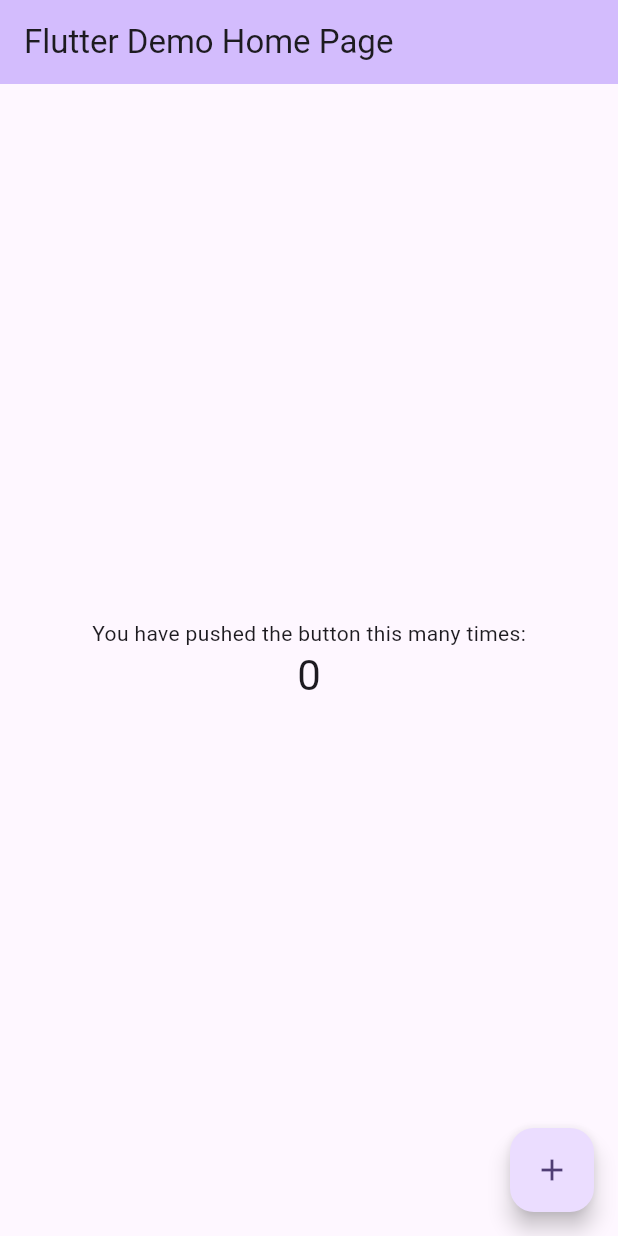
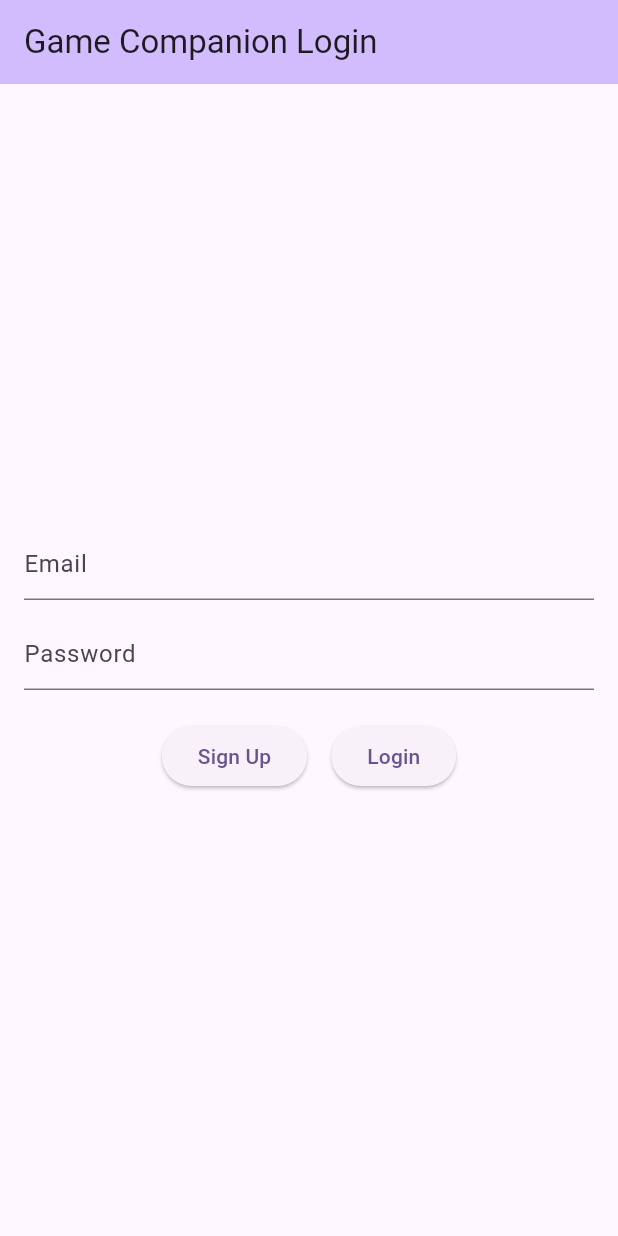
Before and after one commit to mtorresfabela-source/Game-guide-Minecraft, a Flutter app: the screen it shows after launch, on a phone screen of 412 x 824 dp. Run offline on Flutter 3.47's test engine with Material 3 defaults, Android fonts, the light colour scheme and no system bars; our stand-ins replace supabase_flutter; accounts and stored records are empty.

Commit message:
Update main.dart
made main simpler by splitting some code into home_page and chatroom screens

```diff
--- a/lib/main.dart
+++ b/lib/main.dart
@@ -1,122 +1,31 @@
 import 'package:flutter/material.dart';
+import 'package:supabase_flutter/supabase_flutter.dart';
 
-void main() {
+import 'package:game_companion/screens/home_page.dart';   // HomePage
+
+void main() async {
+  WidgetsFlutterBinding.ensureInitialized();
+
+  await Supabase.initialize(
+    url: 'https://xreshwvdbthbnlzoetff.supabase.co',
+    anonKey: 'eyJhbGciOiJIUzI1NiIsInR5cCI6IkpXVCJ9.eyJpc3MiOiJzdXBhYmFzZSIsInJlZiI6InhyZXNod3ZkYnRoYm5sem9ldGZmIiwicm9sZSI6ImFub24iLCJpYXQiOjE3NzQ4MjM1MTIsImV4cCI6MjA5MDM5OTUxMn0.0cfg-I0soHiAPSVfSLlfrj-irIecOnErJy9QZAR5s88',
+  );
+
   runApp(const MyApp());
 }
 
 class MyApp extends StatelessWidget {
   const MyApp({super.key});
 
-  // This widget is the root of your application.
   @override
   Widget build(BuildContext context) {
     return MaterialApp(
       title: 'Flutter Demo',
       theme: ThemeData(
-        // This is the theme of your application.
-        //
-        // TRY THIS: Try running your application with "flutter run". You'll see
-        // the application has a purple toolbar. Then, without quitting the app,
-        // try changing the seedColor in the colorScheme below to Colors.green
-        // and then invoke "hot reload" (save your changes or press the "hot
-        // reload" button in a Flutter-supported IDE, or press "r" if you used
-        // the command line to start the app).
-        //
-        // Notice that the counter didn't reset back to zero; the application
-        // state is not lost during the reload. To reset the state, use hot
-        // restart instead.
-        //
-        // This works for code too, not just values: Most code changes can be
-        // tested with just a hot reload.
-        colorScheme: .fromSeed(seedColor: Colors.deepPurple),
+        colorScheme: ColorScheme.fromSeed(seedColor: Colors.deepPurple),
+        useMaterial3: true,
       ),
-      home: const MyHomePage(title: 'Flutter Demo Home Page'),
+      home: const MyHomePage(title: 'Game Companion Login'),
     );
   }
 }
-
-class MyHomePage extends StatefulWidget {
-  const MyHomePage({super.key, required this.title});
-
-  // This widget is the home page of your application. It is stateful, meaning
-  // that it has a State object (defined below) that contains fields that affect
-  // how it looks.
-
-  // This class is the configuration for the state. It holds the values (in this
-  // case the title) provided by the parent (in this case the App widget) and
-  // used by the build method of the State. Fields in a Widget subclass are
-  // always marked "final".
-
-  final String title;
-
-  @override
-  State<MyHomePage> createState() => _MyHomePageState();
-}
-
-class _MyHomePageState extends State<MyHomePage> {
-  int _counter = 0;
-
-  void _incrementCounter() {
-    setState(() {
-      // This call to setState tells the Flutter framework that something has
-      // changed in this State, which causes it to rerun the build method below
-      // so that the display can reflect the updated values. If we changed
-      // _counter without calling setState(), then the build method would not be
-      // called again, and so nothing would appear to happen.
-      _counter++;
-    });
-  }
-
-  @override
-  Widget build(BuildContext context) {
-    // This method is rerun every time setState is called, for instance as done
-    // by the _incrementCounter method above.
-    //
-    // The Flutter framework has been optimized to make rerunning build methods
-    // fast, so that you can just rebuild anything that needs updating rather
-    // than having to individually change instances of widgets.
-    return Scaffold(
-      appBar: AppBar(
-        // TRY THIS: Try changing the color here to a specific color (to
-        // Colors.amber, perhaps?) and trigger a hot reload to see the AppBar
-        // change color while the other colors stay the same.
-        backgroundColor: Theme.of(context).colorScheme.inversePrimary,
-        // Here we take the value from the MyHomePage object that was created by
-        // the App.build method, and use it to set our appbar title.
-        title: Text(widget.title),
-      ),
-      body: Center(
-        // Center is a layout widget. It takes a single child and positions it
-        // in the middle of the parent.
-        child: Column(
-          // Column is also a layout widget. It takes a list of children and
-          // arranges them vertically. By default, it sizes itself to fit its
-          // children horizontally, and tries to be as tall as its parent.
-          //
-          // Column has various properties to control how it sizes itself and
-          // how it positions its children. Here we use mainAxisAlignment to
-          // center the children vertically; the main axis here is the vertical
-          // axis because Columns are vertical (the cross axis would be
-          // horizontal).
-          //
-          // TRY THIS: Invoke "debug painting" (choose the "Toggle Debug Paint"
-          // action in the IDE, or press "p" in the console), to see the
-          // wireframe for each widget.
-          mainAxisAlignment: .center,
-          children: [
-            const Text('You have pushed the button this many times:'),
-            Text(
-              '$_counter',
-              style: Theme.of(context).textTheme.headlineMedium,
-            ),
-          ],
-        ),
-      ),
-      floatingActionButton: FloatingActionButton(
-        onPressed: _incrementCounter,
-        tooltip: 'Increment',
-        child: const Icon(Icons.add),
-      ),
-    );
-  }
-}
```
